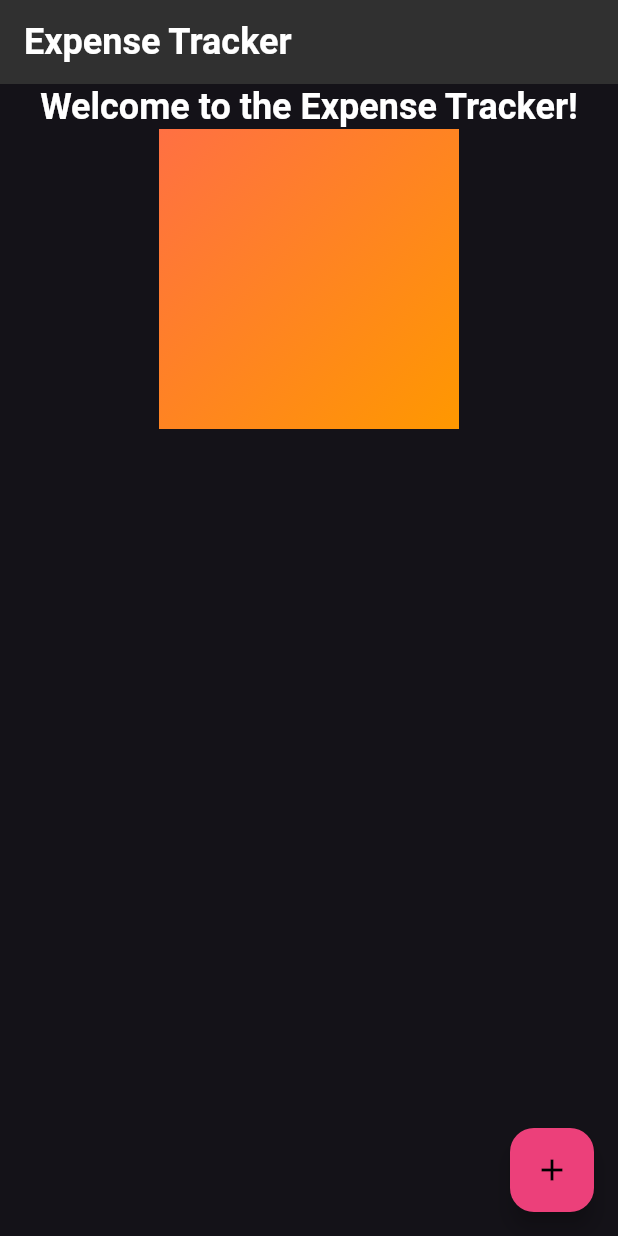
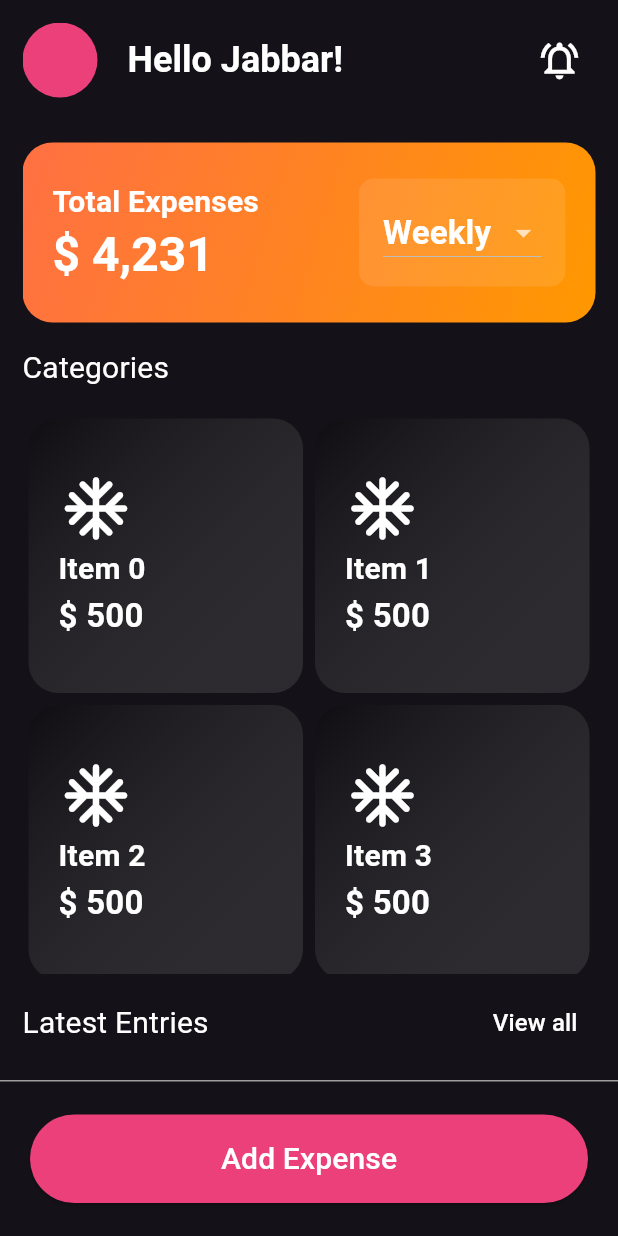
Before and after one commit to Js112001/expense_tracker_app, a Flutter app: the screen it shows after launch, on a phone screen of 412 x 824 dp. Run offline on Flutter 3.47's test engine with Material 3 defaults, Android fonts, the phone set to English and light mode, and no system bars; our stand-ins replace get, sqflite; accounts and stored records are empty.

Commit message:
home and entries page ui done

```diff
--- a/lib/core/routes/app_pages.dart
+++ b/lib/core/routes/app_pages.dart
@@ -1,5 +1,6 @@
 import 'package:expense_tracker_app/core/routes/app_routes.dart';
 import 'package:expense_tracker_app/modules/expense_management/presentation/bindings/home_binding.dart';
+import 'package:expense_tracker_app/modules/expense_management/presentation/pages/all_expenses_page.dart';
 import 'package:expense_tracker_app/modules/expense_management/presentation/pages/home_page.dart';
 import 'package:get/get.dart';
 
@@ -7,6 +8,15 @@ class AppPages {
   AppPages._();
 
   static final pages = [
-    GetPage(name: AppRoutes.home, page: () => const HomePage(), binding: HomeBinding()),
+    GetPage(
+      name: AppRoutes.home,
+      page: () => const HomePage(),
+      binding: HomeBinding(),
+    ),
+    GetPage(
+      name: AppRoutes.allEntries,
+      page: () => const AllExpensesPage(),
+      binding: HomeBinding(),
+    )
   ];
 }
--- a/lib/core/routes/app_routes.dart
+++ b/lib/core/routes/app_routes.dart
@@ -2,4 +2,5 @@ class AppRoutes {
   AppRoutes._();
 
   static String home = '/home';
+  static String allEntries = '/all-entries';
 }
--- a/lib/core/themes/dark_theme.dart
+++ b/lib/core/themes/dark_theme.dart
@@ -9,10 +9,9 @@ final ThemeData darkTheme = ThemeData.dark().copyWith(
     surface: Colors.grey[850]!,
 
     // Define background color
-    background: Colors.black45,
+    background: Colors.grey[900]!,
   ),
   hintColor: Colors.blueAccent,
-
   textTheme: const TextTheme(
     titleLarge: TextStyle(
       color: Colors.white,
@@ -20,14 +19,21 @@ final ThemeData darkTheme = ThemeData.dark().copyWith(
       fontSize: 24.0,
       fontWeight: FontWeight.w700,
     ),
+    titleMedium: TextStyle(
+      color: Colors.white,
+      fontFamily: 'NotoSans',
+      fontSize: 20.0,
+      fontWeight: FontWeight.w700,
+    ),
     bodyMedium: TextStyle(
-        color: Colors.white,
-        fontSize: 14.0,
-        fontWeight: FontWeight.w700,
-        fontFamily: 'NotoSans'),
+      color: Colors.white,
+      fontSize: 14.0,
+      fontWeight: FontWeight.w700,
+      fontFamily: 'NotoSans',
+    ),
   ),
-  buttonTheme: const ButtonThemeData(
-    buttonColor: Colors.blueAccent,
+  buttonTheme: ButtonThemeData(
+    buttonColor: Colors.pink[400]!,
     textTheme: ButtonTextTheme.primary,
   ),
 );
--- /dev/null
+++ b/lib/modules/expense_management/presentation/pages/all_expenses_page.dart
@@ -0,0 +1,61 @@
+import 'package:expense_tracker_app/modules/expense_management/presentation/controllers/home_controller.dart';
+import 'package:flutter/material.dart';
+import 'package:get/get.dart';
+
+class AllExpensesPage extends GetView<HomeController> {
+  const AllExpensesPage({super.key});
+
+  @override
+  Widget build(BuildContext context) {
+    return Scaffold(
+      appBar: AppBar(
+        centerTitle: true,
+        title: Text(
+          'Latest Entries',
+          style: Theme.of(context).textTheme.titleMedium?.copyWith(
+                fontSize: 20,
+                fontWeight: FontWeight.normal,
+                fontFamily: 'NotoSans',
+              ),
+        ),
+        // ignore: deprecated_member_use
+        backgroundColor: Theme.of(context).backgroundColor,
+      ),
+      body: SingleChildScrollView(
+        child: Column(
+          children: [
+            SizedBox(
+              height: MediaQuery.sizeOf(context).height,
+              child: ListView.builder(
+                itemCount: 20,
+                itemBuilder: (context, index) {
+                  return ListTile(
+                    leading: const Icon(
+                      Icons.ac_unit_outlined,
+                      size: 35,
+                      color: Colors.cyan,
+                    ),
+                    title: Text(
+                      'Breakfast',
+                      style: Theme.of(context).textTheme.titleMedium,
+                    ),
+                    subtitle: Text(
+                      '02 Dec 2020',
+                      style: Theme.of(context).textTheme.titleSmall,
+                    ),
+                    trailing: Text(
+                      '\$ 10',
+                      style: Theme.of(context).textTheme.titleSmall?.copyWith(
+                            fontSize: 18,
+                          ),
+                    ),
+                  );
+                },
+              ),
+            ),
+          ],
+        ),
+      ),
+    );
+  }
+}
--- a/lib/modules/expense_management/presentation/pages/home_page.dart
+++ b/lib/modules/expense_management/presentation/pages/home_page.dart
@@ -1,4 +1,8 @@
 import 'package:expense_tracker_app/modules/expense_management/presentation/controllers/home_controller.dart';
+import 'package:expense_tracker_app/modules/expense_management/presentation/widgets/add_expense_bottom_btn.dart';
+import 'package:expense_tracker_app/modules/expense_management/presentation/widgets/categories_grid.dart';
+import 'package:expense_tracker_app/modules/expense_management/presentation/widgets/expense_summary_card.dart';
+import 'package:expense_tracker_app/modules/expense_management/presentation/widgets/latest_entries.dart';
 import 'package:flutter/material.dart';
 import 'package:get/get.dart';
 
@@ -8,39 +12,45 @@ class HomePage extends GetView<HomeController> {
   @override
   Widget build(BuildContext context) {
     return Scaffold(
-      appBar: AppBar(
-        title: const Text('Expense Tracker'),
-      ),
-      body: Center(
+      body: Padding(
+        padding: const EdgeInsets.all(15),
+        child: SafeArea(
+          child: SingleChildScrollView(
             child: Column(
               children: [
+                Row(
+                  mainAxisAlignment: MainAxisAlignment.spaceBetween,
+                  children: [
+                    Row(
+                      children: [
+                        const CircleAvatar(radius: 25),
+                        const SizedBox(
+                          width: 20,
+                        ),
                         Text(
-              'Welcome to the Expense Tracker!',
+                          'Hello Jabbar!',
                           style: Theme.of(context).textTheme.titleLarge,
                         ),
-            Container(
-              width: 200,
-              height: 200,
-              decoration: BoxDecoration(
-                gradient: LinearGradient(
-                  colors: [
-                    Colors.deepOrange[400]!,
-                    Colors.orange,
                       ],
-                  begin: Alignment.topLeft,
-                  end: Alignment.bottomRight,
                     ),
+                    IconButton(
+                      onPressed: () {},
+                      icon: const Icon(
+                        Icons.notifications_active_outlined,
+                        size: 30,
                       ),
                     ),
                   ],
                 ),
-      ),
-      floatingActionButton: FloatingActionButton(
-        onPressed: () {},
-        child: const Icon(
-          Icons.add,
+                const ExpenseSummaryCard(),
+                const CategoriesGrid(),
+                const LatestEntries(),
+              ],
             ),
           ),
+        ),
+      ),
+      bottomNavigationBar: const AddExpenseButton(),
     );
   }
 }
--- /dev/null
+++ b/lib/modules/expense_management/presentation/widgets/add_expense_bottom_btn.dart
@@ -0,0 +1,43 @@
+import 'package:flutter/material.dart';
+
+class AddExpenseButton extends StatelessWidget {
+  const AddExpenseButton({super.key});
+
+  @override
+  Widget build(BuildContext context) {
+    return Container(
+      width: MediaQuery.sizeOf(context).width,
+      decoration: const BoxDecoration(
+        border: Border(
+          top: BorderSide(
+            color: Colors.grey,
+          ),
+        ),
+      ),
+      child: Padding(
+        padding: const EdgeInsets.symmetric(
+          vertical: 22,
+          horizontal: 20,
+        ),
+        child: ElevatedButton(
+          onPressed: () {},
+          style: ButtonStyle(
+            backgroundColor: MaterialStatePropertyAll(
+              Theme.of(context).colorScheme.primary,
+            ),
+          ),
+          child: Padding(
+            padding: const EdgeInsets.symmetric(horizontal: 10, vertical: 15,),
+            child: Text(
+              "Add Expense",
+              style: Theme.of(context).textTheme.titleSmall?.copyWith(
+                fontSize: 20,
+                fontFamily: 'NotoSans',
+              ),
+            ),
+          ),
+        ),
+      ),
+    );
+  }
+}
--- /dev/null
+++ b/lib/modules/expense_management/presentation/widgets/categories_grid.dart
@@ -0,0 +1,91 @@
+import 'package:flutter/material.dart';
+
+class CategoriesGrid extends StatelessWidget {
+  const CategoriesGrid({super.key});
+
+  @override
+  Widget build(BuildContext context) {
+    return Column(
+      crossAxisAlignment: CrossAxisAlignment.start,
+      children: [
+        Padding(
+          padding: const EdgeInsets.symmetric(vertical: 15),
+          child: Text(
+            'Categories',
+            style: Theme.of(context).textTheme.titleMedium?.copyWith(
+                  fontSize: 20,
+                  fontWeight: FontWeight.normal,
+                  fontFamily: 'NotoSans',
+                ),
+          ),
+        ),
+        SizedBox(
+          height: MediaQuery.orientationOf(context) == Orientation.portrait
+              ? MediaQuery.sizeOf(context).height / 2.2
+              : MediaQuery.sizeOf(context).height / 1.65,
+          child: GridView.count(
+            crossAxisCount:
+                MediaQuery.orientationOf(context) == Orientation.portrait
+                    ? 2
+                    : 4,
+            physics: const NeverScrollableScrollPhysics(),
+            children: List.generate(4, (index) {
+              return Center(
+                child: SizedBox(
+                  width: MediaQuery.sizeOf(context).width / 2,
+                  child: Padding(
+                    padding: const EdgeInsets.all(4),
+                    child: Container(
+                      decoration: BoxDecoration(
+                        borderRadius: BorderRadius.circular(20),
+                        gradient: const LinearGradient(
+                          colors: [
+                            Colors.black26,
+                            Colors.white10,
+                          ],
+                          begin: Alignment.topLeft,
+                          end: Alignment.bottomRight,
+                        ),
+                      ),
+                      child: Padding(
+                        padding: const EdgeInsets.only(left: 20),
+                        child: Column(
+                          crossAxisAlignment: CrossAxisAlignment.start,
+                          mainAxisAlignment: MainAxisAlignment.center,
+                          children: [
+                            const Icon(
+                              Icons.ac_unit_rounded,
+                              size: 50,
+                            ),
+                            Text(
+                              'Item $index',
+                              style: Theme.of(context)
+                                  .textTheme
+                                  .titleMedium
+                                  ?.copyWith(
+                                    fontSize: 20,
+                                  ),
+                            ),
+                            Text(
+                              '\$ 500',
+                              style: Theme.of(context)
+                                  .textTheme
+                                  .titleMedium
+                                  ?.copyWith(
+                                    fontSize: 22,
+                                  ),
+                            ),
+                          ],
+                        ),
+                      ),
+                    ),
+                  ),
+                ),
+              );
+            }),
+          ),
+        ),
+      ],
+    );
+  }
+}
--- /dev/null
+++ b/lib/modules/expense_management/presentation/widgets/expense_summary_card.dart
@@ -0,0 +1,90 @@
+import 'package:flutter/material.dart';
+
+class ExpenseSummaryCard extends StatelessWidget {
+  const ExpenseSummaryCard({super.key});
+
+  @override
+  Widget build(BuildContext context) {
+    return Padding(
+      padding: const EdgeInsets.only(top: 30),
+      child: Container(
+        width: MediaQuery.sizeOf(context).width,
+        height: 120,
+        decoration: BoxDecoration(
+          borderRadius: BorderRadius.circular(20),
+          gradient: LinearGradient(
+            colors: [
+              Colors.deepOrange[400]!,
+              Colors.orange,
+            ],
+            begin: Alignment.topLeft,
+            end: Alignment.bottomRight,
+          ),
+        ),
+        child: Padding(
+          padding: const EdgeInsets.symmetric(horizontal: 20),
+          child: Row(
+            mainAxisAlignment: MainAxisAlignment.spaceBetween,
+            children: [
+              Column(
+                mainAxisAlignment: MainAxisAlignment.center,
+                crossAxisAlignment: CrossAxisAlignment.start,
+                children: [
+                  Text(
+                    'Total Expenses',
+                    style: Theme.of(context)
+                        .textTheme
+                        .titleMedium
+                        ?.copyWith(
+                      fontSize: 20,
+                    ),
+                  ),
+                  Text(
+                    '\$ 4,231',
+                    style: Theme.of(context)
+                        .textTheme
+                        .titleLarge
+                        ?.copyWith(
+                      fontSize: 32,
+                    ),
+                  ),
+                ],
+              ),
+              Container(
+                decoration: BoxDecoration(
+                  borderRadius: BorderRadius.circular(10),
+                  color: Colors.white.withOpacity(0.1),
+                ),
+                child: Padding(
+                  padding: const EdgeInsets.symmetric(vertical: 12, horizontal: 16),
+                  child: DropdownButton<String>(
+                    value: 'Weekly',
+                    onChanged: (String? newValue) {
+                      //
+                    },
+                    items: <String>['Weekly', 'Monthly']
+                        .map<DropdownMenuItem<String>>((String value) {
+                      return DropdownMenuItem<String>(
+                        value: value,
+                        child: Text(
+                          value,
+                          style: Theme.of(context)
+                              .textTheme
+                              .titleMedium
+                              ?.copyWith(
+                            fontSize: 22,
+                            fontFamily: 'NotoSans',
+                          ),
+                        ),
+                      );
+                    }).toList(),
+                  ),
+                ),
+              ),
+            ],
+          ),
+        ),
+      ),
+    );
+  }
+}
--- /dev/null
+++ b/lib/modules/expense_management/presentation/widgets/latest_entries.dart
@@ -0,0 +1,68 @@
+import 'package:flutter/material.dart';
+import 'package:get/route_manager.dart';
+
+class LatestEntries extends StatelessWidget {
+  const LatestEntries({super.key});
+
+  @override
+  Widget build(BuildContext context) {
+    return Column(
+      children: [
+        Padding(
+          padding: const EdgeInsets.symmetric(vertical: 8),
+          child: Row(
+            mainAxisAlignment: MainAxisAlignment.spaceBetween,
+            children: [
+              Text(
+                'Latest Entries',
+                style: Theme.of(context).textTheme.titleMedium?.copyWith(
+                      fontSize: 20,
+                      fontWeight: FontWeight.normal,
+                      fontFamily: 'NotoSans',
+                    ),
+              ),
+              TextButton(
+                onPressed: () => Get.toNamed('/all-entries'),
+                child: Text(
+                  'View all',
+                  style: Theme.of(context).textTheme.titleSmall?.copyWith(
+                        fontSize: 16,
+                      ),
+                ),
+              ),
+            ],
+          ),
+        ),
+        SizedBox(
+          height: MediaQuery.sizeOf(context).height / 3,
+          child: ListView.builder(
+            itemCount: 5,
+            itemBuilder: (context, index) {
+              return ListTile(
+                leading: const Icon(
+                  Icons.ac_unit_outlined,
+                  size: 35,
+                  color: Colors.cyan,
+                ),
+                title: Text(
+                  'Breakfast',
+                  style: Theme.of(context).textTheme.titleMedium,
+                ),
+                subtitle: Text(
+                  '02 Dec 2020',
+                  style: Theme.of(context).textTheme.titleSmall,
+                ),
+                trailing: Text(
+                  '\$ 10',
+                  style: Theme.of(context).textTheme.titleSmall?.copyWith(
+                        fontSize: 18,
+                      ),
+                ),
+              );
+            },
+          ),
+        ),
+      ],
+    );
+  }
+}
```
Lines whose indentation alone changed are shown as unchanged.
